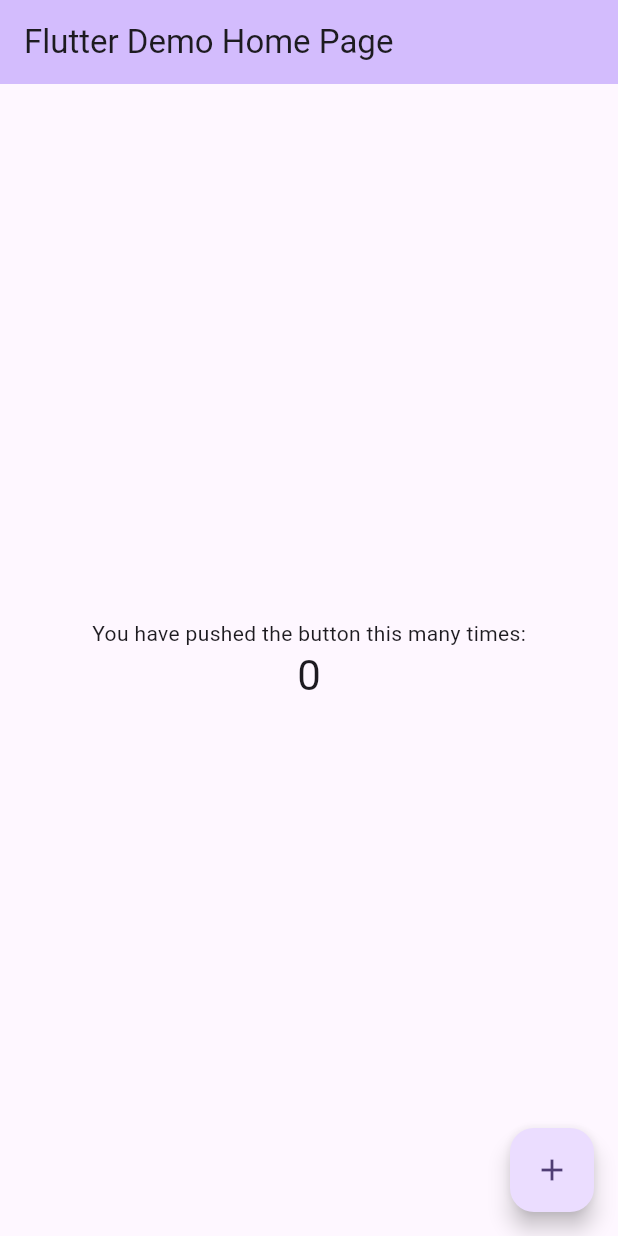
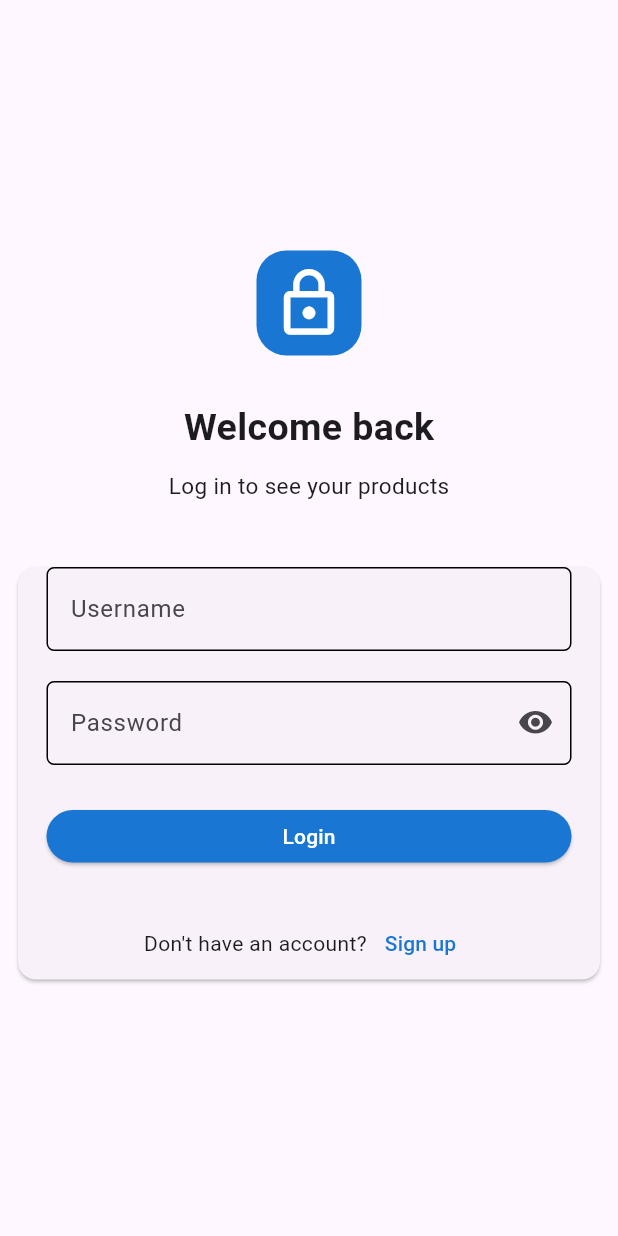
Before and after one commit to PatelVishakha-07/flutter_task, a Flutter app: the screen it shows after launch, on a phone screen of 412 x 824 dp. Run offline on Flutter 3.47's test engine with Material 3 defaults, Android fonts, the phone set to English and light mode, and no system bars; our stand-ins replace dio, get.

Commit message:
login done

```diff
--- a/lib/api_services.dart
+++ b/lib/api_services.dart
@@ -5,24 +5,25 @@ class ApiService{
 
   Dio dio = Dio();
 
-  Future<User> loginService(String username, password) async{
+  Future<Login> loginService(String username, password) async{
       try{
         final response = await dio.post("https://dummyjson.com/auth/login",
         data: {
-          "email":username,
+          "username":username,
           "password":password
         });
 
         if(response.statusCode == 200 || response.statusCode == 201){
-          final userData = User.fromJson(response.data);
+          final userData = Login.fromJson(response.data);
           return userData;
         }
+
         else{
           throw Exception("Error!!!");
         }
       }
       catch(e){
-        throw Exception(e);
+        throw Exception("Invalid username or password");
       }
   }
 }
--- a/lib/login/login_model.dart
+++ b/lib/login/login_model.dart
@@ -1,335 +1,48 @@
-class User {
-  List<Users>? users;
-  int? total;
-  int? skip;
-  int? limit;
+class Login {
+  String? accessToken;
+  String? refreshToken;
+  int? id;
+  String? username;
+  String? email;
+  String? firstName;
+  String? lastName;
+  String? gender;
+  String? image;
 
-  User({this.users, this.total, this.skip, this.limit});
+  Login(
+      {this.accessToken,
+        this.refreshToken,
+        this.id,
+        this.username,
+        this.email,
+        this.firstName,
+        this.lastName,
+        this.gender,
+        this.image});
 
-  User.fromJson(Map<String, dynamic> json) {
-    if (json['users'] != null) {
-      users = <Users>[];
-      json['users'].forEach((v) {
-        users!.add(new Users.fromJson(v));
-      });
-    }
-    total = json['total'];
-    skip = json['skip'];
-    limit = json['limit'];
+  Login.fromJson(Map<String, dynamic> json) {
+    accessToken = json['accessToken'];
+    refreshToken = json['refreshToken'];
+    id = json['id'];
+    username = json['username'];
+    email = json['email'];
+    firstName = json['firstName'];
+    lastName = json['lastName'];
+    gender = json['gender'];
+    image = json['image'];
   }
 
   Map<String, dynamic> toJson() {
     final Map<String, dynamic> data = new Map<String, dynamic>();
-    if (this.users != null) {
-      data['users'] = this.users!.map((v) => v.toJson()).toList();
-    }
-    data['total'] = this.total;
-    data['skip'] = this.skip;
-    data['limit'] = this.limit;
+    data['accessToken'] = this.accessToken;
+    data['refreshToken'] = this.refreshToken;
+    data['id'] = this.id;
+    data['username'] = this.username;
+    data['email'] = this.email;
+    data['firstName'] = this.firstName;
+    data['lastName'] = this.lastName;
+    data['gender'] = this.gender;
+    data['image'] = this.image;
     return data;
   }
 }
-
-class Users {
-  int? id;
-  String? firstName;
-  String? lastName;
-  String? maidenName;
-  int? age;
-  String? gender;
-  String? email;
-  String? phone;
-  String? username;
-  String? password;
-  String? birthDate;
-  String? image;
-  String? bloodGroup;
-  double? height;
-  double? weight;
-  String? eyeColor;
-  Hair? hair;
-  String? ip;
-  Address? address;
-  String? macAddress;
-  String? university;
-  Bank? bank;
-  Company? company;
-  String? ein;
-  String? ssn;
-  String? userAgent;
-  Crypto? crypto;
-  String? role;
-
-  Users(
-      {this.id,
-        this.firstName,
-        this.lastName,
-        this.maidenName,
-        this.age,
-        this.gender,
-        this.email,
-        this.phone,
-        this.username,
-        this.password,
-        this.birthDate,
-        this.image,
-        this.bloodGroup,
-        this.height,
-        this.weight,
-        this.eyeColor,
-        this.hair,
-        this.ip,
-        this.address,
-        this.macAddress,
-        this.university,
-        this.bank,
-        this.company,
-        this.ein,
-        this.ssn,
-        this.userAgent,
-        this.crypto,
-        this.role});
-
-  Users.fromJson(Map<String, dynamic> json) {
-    id = json['id'];
-    firstName = json['firstName'];
-    lastName = json['lastName'];
-    maidenName = json['maidenName'];
-    age = json['age'];
-    gender = json['gender'];
-    email = json['email'];
-    phone = json['phone'];
-    username = json['username'];
-    password = json['password'];
-    birthDate = json['birthDate'];
-    image = json['image'];
-    bloodGroup = json['bloodGroup'];
-    height = json['height'];
-    weight = json['weight'];
-    eyeColor = json['eyeColor'];
-    hair = json['hair'] != null ? new Hair.fromJson(json['hair']) : null;
-    ip = json['ip'];
-    address =
-    json['address'] != null ? new Address.fromJson(json['address']) : null;
-    macAddress = json['macAddress'];
-    university = json['university'];
-    bank = json['bank'] != null ? new Bank.fromJson(json['bank']) : null;
-    company =
-    json['company'] != null ? new Company.fromJson(json['company']) : null;
-    ein = json['ein'];
-    ssn = json['ssn'];
-    userAgent = json['userAgent'];
-    crypto =
-    json['crypto'] != null ? new Crypto.fromJson(json['crypto']) : null;
-    role = json['role'];
-  }
-
-  Map<String, dynamic> toJson() {
-    final Map<String, dynamic> data = new Map<String, dynamic>();
-    data['id'] = this.id;
-    data['firstName'] = this.firstName;
-    data['lastName'] = this.lastName;
-    data['maidenName'] = this.maidenName;
-    data['age'] = this.age;
-    data['gender'] = this.gender;
-    data['email'] = this.email;
-    data['phone'] = this.phone;
-    data['username'] = this.username;
-    data['password'] = this.password;
-    data['birthDate'] = this.birthDate;
-    data['image'] = this.image;
-    data['bloodGroup'] = this.bloodGroup;
-    data['height'] = this.height;
-    data['weight'] = this.weight;
-    data['eyeColor'] = this.eyeColor;
-    if (this.hair != null) {
-      data['hair'] = this.hair!.toJson();
-    }
-    data['ip'] = this.ip;
-    if (this.address != null) {
-      data['address'] = this.address!.toJson();
-    }
-    data['macAddress'] = this.macAddress;
-    data['university'] = this.university;
-    if (this.bank != null) {
-      data['bank'] = this.bank!.toJson();
-    }
-    if (this.company != null) {
-      data['company'] = this.company!.toJson();
-    }
-    data['ein'] = this.ein;
-    data['ssn'] = this.ssn;
-    data['userAgent'] = this.userAgent;
-    if (this.crypto != null) {
-      data['crypto'] = this.crypto!.toJson();
-    }
-    data['role'] = this.role;
-    return data;
-  }
-}
-
-class Hair {
-  String? color;
-  String? type;
-
-  Hair({this.color, this.type});
-
-  Hair.fromJson(Map<String, dynamic> json) {
-    color = json['color'];
-    type = json['type'];
-  }
-
-  Map<String, dynamic> toJson() {
-    final Map<String, dynamic> data = new Map<String, dynamic>();
-    data['color'] = this.color;
-    data['type'] = this.type;
-    return data;
-  }
-}
-
-class Address {
-  String? address;
-  String? city;
-  String? state;
-  String? stateCode;
-  String? postalCode;
-  Coordinates? coordinates;
-  String? country;
-
-  Address(
-      {this.address,
-        this.city,
-        this.state,
-        this.stateCode,
-        this.postalCode,
-        this.coordinates,
-        this.country});
-
-  Address.fromJson(Map<String, dynamic> json) {
-    address = json['address'];
-    city = json['city'];
-    state = json['state'];
-    stateCode = json['stateCode'];
-    postalCode = json['postalCode'];
-    coordinates = json['coordinates'] != null
-        ? new Coordinates.fromJson(json['coordinates'])
-        : null;
-    country = json['country'];
-  }
-
-  Map<String, dynamic> toJson() {
-    final Map<String, dynamic> data = new Map<String, dynamic>();
-    data['address'] = this.address;
-    data['city'] = this.city;
-    data['state'] = this.state;
-    data['stateCode'] = this.stateCode;
-    data['postalCode'] = this.postalCode;
-    if (this.coordinates != null) {
-      data['coordinates'] = this.coordinates!.toJson();
-    }
-    data['country'] = this.country;
-    return data;
-  }
-}
-
-class Coordinates {
-  double? lat;
-  double? lng;
-
-  Coordinates({this.lat, this.lng});
-
-  Coordinates.fromJson(Map<String, dynamic> json) {
-    lat = json['lat'];
-    lng = json['lng'];
-  }
-
-  Map<String, dynamic> toJson() {
-    final Map<String, dynamic> data = new Map<String, dynamic>();
-    data['lat'] = this.lat;
-    data['lng'] = this.lng;
-    return data;
-  }
-}
-
-class Bank {
-  String? cardExpire;
-  String? cardNumber;
-  String? cardType;
-  String? currency;
-  String? iban;
-
-  Bank(
-      {this.cardExpire,
-        this.cardNumber,
-        this.cardType,
-        this.currency,
-        this.iban});
-
-  Bank.fromJson(Map<String, dynamic> json) {
-    cardExpire = json['cardExpire'];
-    cardNumber = json['cardNumber'];
-    cardType = json['cardType'];
-    currency = json['currency'];
-    iban = json['iban'];
-  }
-
-  Map<String, dynamic> toJson() {
-    final Map<String, dynamic> data = new Map<String, dynamic>();
-    data['cardExpire'] = this.cardExpire;
-    data['cardNumber'] = this.cardNumber;
-    data['cardType'] = this.cardType;
-    data['currency'] = this.currency;
-    data['iban'] = this.iban;
-    return data;
-  }
-}
-
-class Company {
-  String? department;
-  String? name;
-  String? title;
-  Address? address;
-
-  Company({this.department, this.name, this.title, this.address});
-
-  Company.fromJson(Map<String, dynamic> json) {
-    department = json['department'];
-    name = json['name'];
-    title = json['title'];
-    address =
-    json['address'] != null ? new Address.fromJson(json['address']) : null;
-  }
-
-  Map<String, dynamic> toJson() {
-    final Map<String, dynamic> data = new Map<String, dynamic>();
-    data['department'] = this.department;
-    data['name'] = this.name;
-    data['title'] = this.title;
-    if (this.address != null) {
-      data['address'] = this.address!.toJson();
-    }
-    return data;
-  }
-}
-
-class Crypto {
-  String? coin;
-  String? wallet;
-  String? network;
-
-  Crypto({this.coin, this.wallet, this.network});
-
-  Crypto.fromJson(Map<String, dynamic> json) {
-    coin = json['coin'];
-    wallet = json['wallet'];
-    network = json['network'];
-  }
-
-  Map<String, dynamic> toJson() {
-    final Map<String, dynamic> data = new Map<String, dynamic>();
-    data['coin'] = this.coin;
-    data['wallet'] = this.wallet;
-    data['network'] = this.network;
-    return data;
-  }
-}
--- a/lib/login/login_screen.dart
+++ b/lib/login/login_screen.dart
@@ -0,0 +1,115 @@
+import 'package:flutter/material.dart';
+import 'package:get/get.dart';
+import 'package:products/login/login_controller.dart';
+
+class LoginScreen extends StatefulWidget {
+  LoginScreen({super.key});
+
+  @override
+  State<LoginScreen> createState() => _LoginScreenState();
+}
+
+class _LoginScreenState extends State<LoginScreen> {
+  LoginController controller = Get.put(LoginController());
+
+  bool isVisible = true;
+
+  @override
+  Widget build(BuildContext context) {
+    return Scaffold(
+      body: Padding(
+        padding: const EdgeInsets.all(8.0),
+        child: Center(
+          child: Column(
+            mainAxisAlignment: MainAxisAlignment.center,
+            crossAxisAlignment: CrossAxisAlignment.center,
+            children: [
+              Container(
+                height: 70,
+                width: 70,
+                decoration: BoxDecoration(borderRadius: BorderRadius.circular(20), color: Colors.blue.shade700),
+                child: Icon(Icons.lock_outline, size: 50, color: Colors.white,),
+              ),
+
+              SizedBox(height: 30,),
+              Text("Welcome back", style: TextStyle(fontSize: 25, fontWeight: FontWeight.bold,)),
+
+              SizedBox(height: 10,),
+              Text("Log in to see your products", style: TextStyle(fontSize: 15),),
+
+              SizedBox(height: 40,),
+
+              Card(
+                child: Column(
+                  children: [
+                    SizedBox(
+                      child: TextField(
+                        controller: controller.username,
+                        decoration: InputDecoration(
+                          label: Text("Username",),
+                          focusedBorder: OutlineInputBorder(borderRadius: BorderRadius.circular(5)),
+                          enabledBorder: OutlineInputBorder(borderRadius: BorderRadius.circular(5))
+                        ),
+                      ),
+                      width: 350,
+                    ),
+
+                    SizedBox(height: 20,),
+
+                    SizedBox(
+                      child: TextField(
+                        controller: controller.password,
+                        obscureText: isVisible,
+                        decoration: InputDecoration(
+                            label: Text("Password",),
+                            focusedBorder: OutlineInputBorder(borderRadius: BorderRadius.circular(5)),
+                            enabledBorder: OutlineInputBorder(borderRadius: BorderRadius.circular(5)),
+                            suffixIcon: IconButton(
+                                onPressed: () {
+                                  setState(() {
+                                    isVisible = !isVisible;
+                                  });
+                                },
+                                icon: Icon(isVisible ? Icons.visibility_sharp : Icons.visibility_off_sharp))
+                        ),
+                      ),
+                      width: 350,
+                    ),
+
+                    SizedBox(height: 30,),
+
+                    Obx(() => SizedBox(
+                      height: 35,
+                      width: 350,
+                      child: ElevatedButton(
+                          onPressed: controller.isLoading.value
+                              ? null
+                              : () => controller.loginController(),
+                          style: ElevatedButton.styleFrom(backgroundColor: Colors.blue.shade700, ),
+                          child: controller.isLoading.value
+                              ? Center(child: CircularProgressIndicator(),)
+                              : Text("Login", style: TextStyle(color: Colors.white))
+                      ),
+                    )),
+
+                    SizedBox(height: 30,),
+                    Row(
+                      mainAxisAlignment: MainAxisAlignment.center,
+                      children: [
+                        Text("Don't have an account?"),
+                        TextButton(
+                          child: Text("Sign up",style: TextStyle(color: Colors.blue.shade700)),
+                          onPressed: (){},
+                          )
+                      ],
+                    )
+                  ],
+                ),
+              )
+            ],
+          ),
+        ),
+      )
+    );
+  }
+}
--- a/lib/main.dart
+++ b/lib/main.dart
@@ -1,4 +1,6 @@
 import 'package:flutter/material.dart';
+import 'package:get/get.dart';
+import 'package:products/login/login_screen.dart';
 
 void main() {
   runApp(const MyApp());
@@ -10,7 +12,8 @@ class MyApp extends StatelessWidget {
   // This widget is the root of your application.
   @override
   Widget build(BuildContext context) {
-    return MaterialApp(
+    return GetMaterialApp(
+      debugShowCheckedModeBanner: false,
       title: 'Flutter Demo',
       theme: ThemeData(
         // This is the theme of your application.
@@ -30,7 +33,7 @@ class MyApp extends StatelessWidget {
         // tested with just a hot reload.
         colorScheme: .fromSeed(seedColor: Colors.deepPurple),
       ),
-      home: const MyHomePage(title: 'Flutter Demo Home Page'),
+      home: LoginScreen(),
     );
   }
 }
```
Also changed, not shown: lib/login/login_controller.dart (+23 -2 lines).
